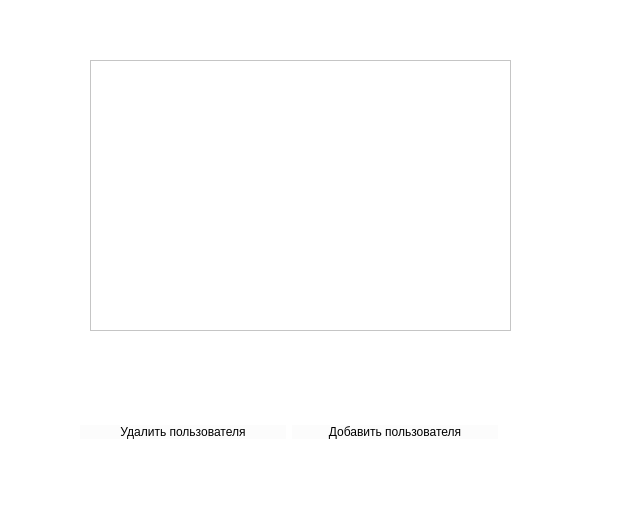
First picture: the form in adminpanel.ui, repository klementii229/QTAPP.practics, before the edit.
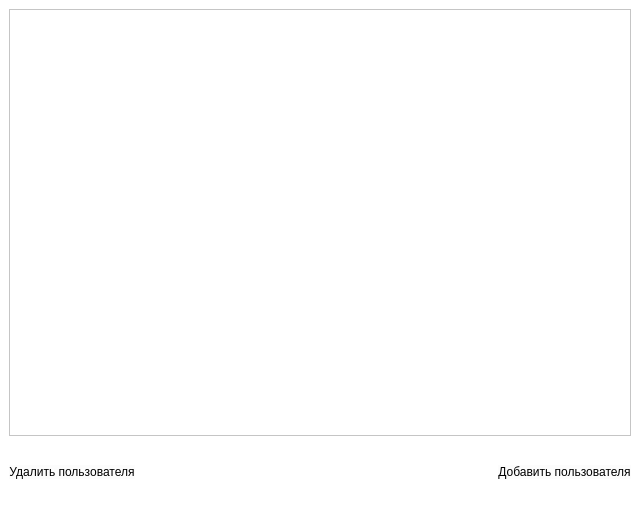
Second picture: the form after the edit. Icons and pictures are not drawn.

What changed in the file:
```diff
--- a/adminpanel.ui
+++ b/adminpanel.ui
@@ -22,15 +22,24 @@
 font: 10pt &quot;Tahoma&quot;;</string>
   </property>
   <widget class="QWidget" name="centralwidget">
-   <widget class="QWidget" name="horizontalLayoutWidget">
-    <property name="geometry">
-     <rect>
-      <x>80</x>
-      <y>420</y>
-      <width>418</width>
-      <height>25</height>
-     </rect>
-    </property>
+   <layout class="QVBoxLayout" name="verticalLayout">
+    <item>
+     <widget class="QTableView" name="tableView"/>
+    </item>
+    <item>
+     <spacer name="horizontalSpacer_2">
+      <property name="orientation">
+       <enum>Qt::Horizontal</enum>
+      </property>
+      <property name="sizeHint" stdset="0">
+       <size>
+        <width>40</width>
+        <height>20</height>
+       </size>
+      </property>
+     </spacer>
+    </item>
+    <item>
     <layout class="QHBoxLayout" name="horizontalLayout">
      <item>
       <widget class="QPushButton" name="pushButton_2">
@@ -58,6 +67,19 @@
        </property>
       </widget>
      </item>
+      <item>
+       <spacer name="horizontalSpacer">
+        <property name="orientation">
+         <enum>Qt::Horizontal</enum>
+        </property>
+        <property name="sizeHint" stdset="0">
+         <size>
+          <width>40</width>
+          <height>20</height>
+         </size>
+        </property>
+       </spacer>
+      </item>
      <item>
       <widget class="QPushButton" name="pushButton">
        <property name="styleSheet">
@@ -85,17 +107,8 @@
       </widget>
      </item>
     </layout>
-   </widget>
-   <widget class="QTableView" name="tableView">
-    <property name="geometry">
-     <rect>
-      <x>90</x>
-      <y>60</y>
-      <width>421</width>
-      <height>271</height>
-     </rect>
-    </property>
-   </widget>
+    </item>
+   </layout>
   </widget>
   <widget class="QMenuBar" name="menubar">
    <property name="geometry">
```
Lines whose indentation alone changed are shown as unchanged.
